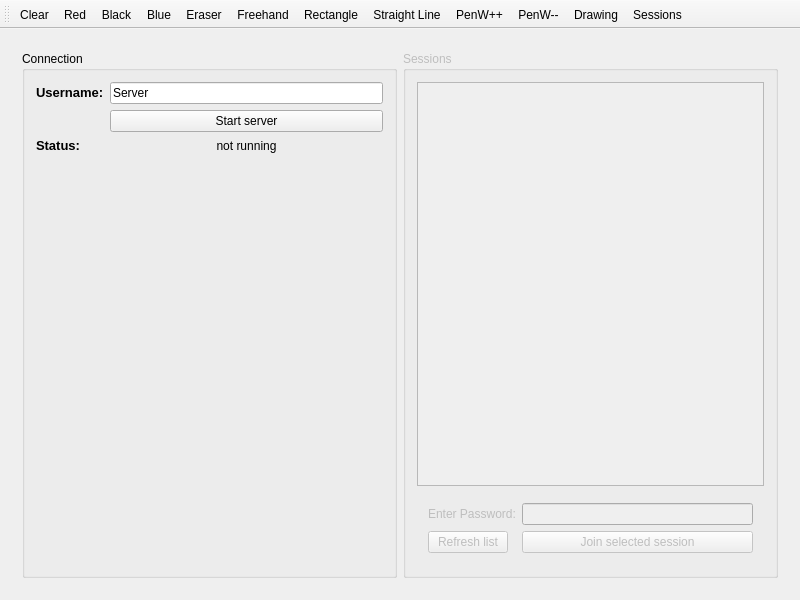
Old version of the form client-server/mainwindow.ui in the repository maltanar/qt-collaborative-drawing.
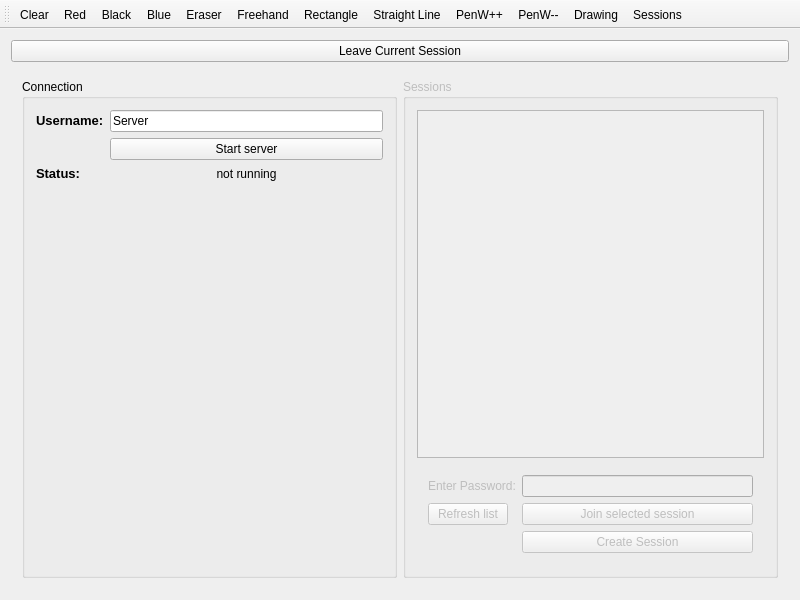
New version of the form. The open tabs and pages were chosen to show the change. Custom widgets are drawn as their Qt base class.

Commit message: Session create message implemented, encrypted passwords, session leave implemented

```diff
--- a/client-server/mainwindow.ui
+++ b/client-server/mainwindow.ui
@@ -15,6 +15,13 @@
   </property>
   <widget class="QWidget" name="centralWidget">
    <layout class="QVBoxLayout" name="verticalLayout">
+    <item>
+     <widget class="QPushButton" name="btn_leaveSession">
+      <property name="text">
+       <string>Leave Current Session</string>
+      </property>
+     </widget>
+    </item>
     <item>
      <widget class="QStackedWidget" name="stackedWidget">
       <widget class="QWidget" name="page">
@@ -112,6 +119,9 @@
            <item>
             <widget class="QWidget" name="widget" native="true">
              <layout class="QFormLayout" name="formLayout_2">
+              <property name="fieldGrowthPolicy">
+               <enum>QFormLayout::AllNonFixedFieldsGrow</enum>
+              </property>
               <item row="0" column="0">
                <widget class="QLabel" name="label_3">
                 <property name="text">
@@ -122,20 +132,27 @@
               <item row="0" column="1">
                <widget class="QLineEdit" name="sessionPassword"/>
               </item>
-              <item row="1" column="1">
-               <widget class="QPushButton" name="pushButton">
-                <property name="text">
-                 <string>Join selected session</string>
-                </property>
-               </widget>
-              </item>
-              <item row="1" column="0">
+              <item row="2" column="0">
                <widget class="QPushButton" name="refreshList">
                 <property name="text">
                  <string>Refresh list</string>
                 </property>
                </widget>
               </item>
+              <item row="2" column="1">
+               <widget class="QPushButton" name="pushButton">
+                <property name="text">
+                 <string>Join selected session</string>
+                </property>
+               </widget>
+              </item>
+              <item row="3" column="1">
+               <widget class="QPushButton" name="btn_createSession">
+                <property name="text">
+                 <string>Create Session</string>
+                </property>
+               </widget>
+              </item>
              </layout>
             </widget>
            </item>
```
The commit also changes 24 other files.
